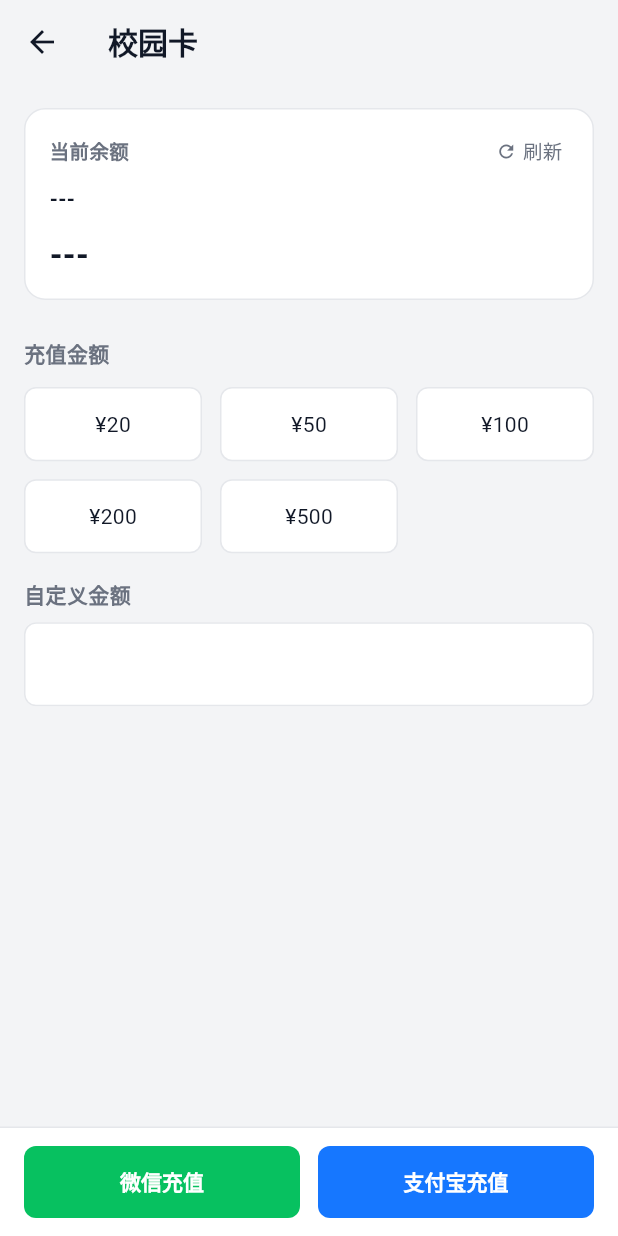
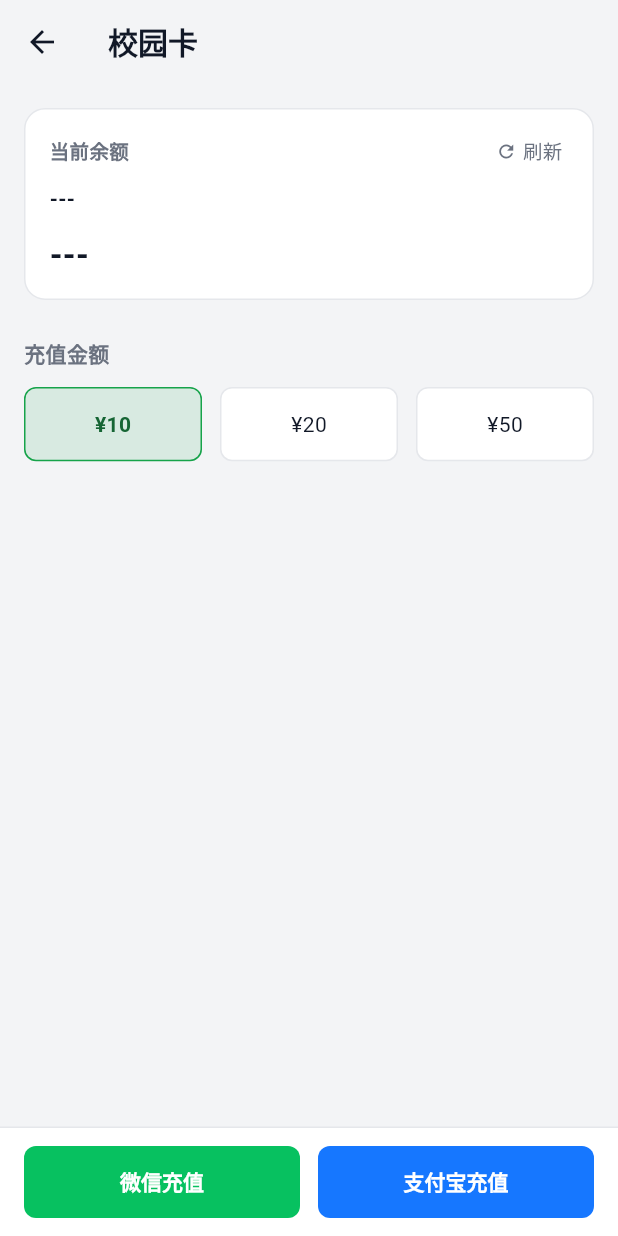
Before and after one commit to FmCoral/HUNAU-Booking, a Flutter app: the CampusCardScreen screen opened directly, on a phone screen of 412 x 824 dp. Run offline on Flutter 3.47's test engine with Material 3 defaults, Android fonts, the phone set to English and light mode, and no system bars; our stand-ins replace cookie_jar, dio, flutter_markdown, package_info_plus, shared_preferences; missing offline and left inert: android_package_installer, encrypt, flutter_inappwebview, pointycastle; accounts and stored records are empty; network calls fail.

Commit message:
feat: 校园卡充值金额改为10/20/50

```diff
--- /dev/null
+++ b/docs/release-notes/1.1.4.txt
@@ -0,0 +1,2 @@
+1. 校园卡充值金额改为 10、20、50 元
+2. 移除其他预设金额与自定义金额输入
--- a/lib/features/profile/screens/campus_card_screen.dart
+++ b/lib/features/profile/screens/campus_card_screen.dart
@@ -1,5 +1,4 @@
 import 'package:flutter/material.dart';
-import 'package:flutter/services.dart';
 import 'package:url_launcher/url_launcher.dart';
 
 import '../../../core/theme/app_tokens.dart';
@@ -23,16 +22,15 @@ class CampusCardScreen extends StatefulWidget {
 class _CampusCardScreenState extends State<CampusCardScreen>
     with WidgetsBindingObserver {
   final _logger = AppLogger.instance;
-  final TextEditingController _amountController = TextEditingController();
 
-  static const List<double> _presetAmounts = [20, 50, 100, 200, 500];
+  static const List<double> _presetAmounts = [10, 20, 50];
 
   CampusCardInfo? _info;
   bool _loading = true;
   bool _refreshing = false;
   bool _paying = false;
   String? _error;
-  double? _selectedAmount;
+  double? _selectedAmount = 10;
 
   @override
   void initState() {
@@ -44,7 +42,6 @@ class _CampusCardScreenState extends State<CampusCardScreen>
   @override
   void dispose() {
     WidgetsBinding.instance.removeObserver(this);
-    _amountController.dispose();
     super.dispose();
   }
 
@@ -98,18 +95,15 @@ class _CampusCardScreenState extends State<CampusCardScreen>
   }
 
   void _selectPreset(double amount) {
-    setState(() {
-      _selectedAmount = amount;
-      _amountController.text = amount.toStringAsFixed(0);
-    });
+    setState(() => _selectedAmount = amount);
   }
 
   Future<void> _startRecharge(PaymentMethod method) async {
     if (_paying) return;
 
-    final amount = int.tryParse(_amountController.text.trim());
-    if (amount == null || amount < 1 || amount > 1000) {
-      _toast('请输入 1-1000 元之间的充值金额');
+    final amount = _selectedAmount;
+    if (amount == null) {
+      _toast('请选择充值金额');
       return;
     }
 
@@ -188,16 +182,6 @@ class _CampusCardScreenState extends State<CampusCardScreen>
             ),
             const SizedBox(height: AppSpacing.md),
             _buildPresetGrid(context),
-            const SizedBox(height: AppSpacing.lg),
-            Text(
-              '自定义金额',
-              style: AppText.bodyDense.copyWith(
-                fontWeight: FontWeight.w600,
-                color: context.colors.textMuted,
-              ),
-            ),
-            const SizedBox(height: AppSpacing.sm),
-            _buildAmountInput(context),
             const SizedBox(height: AppSpacing.xxl),
           ],
         ),
@@ -328,21 +312,6 @@ class _CampusCardScreenState extends State<CampusCardScreen>
     );
   }
 
-  Widget _buildAmountInput(BuildContext context) {
-    final c = context.colors;
-
-    return TextField(
-      controller: _amountController,
-      keyboardType: TextInputType.number,
-      inputFormatters: [FilteringTextInputFormatter.digitsOnly],
-      decoration: const InputDecoration(prefixText: '¥ '),
-      style: AppText.keyNumber.copyWith(color: c.text),
-      onChanged: (value) {
-        setState(() => _selectedAmount = double.tryParse(value));
-      },
-    );
-  }
-
   Widget _buildPaymentBar(BuildContext context) {
     final c = context.colors;
 
--- a/pubspec.yaml
+++ b/pubspec.yaml
@@ -16,7 +16,7 @@ publish_to: 'none' # Remove this line if you wish to publish to pub.dev
 # https://developer.apple.com/library/archive/documentation/General/Reference/InfoPlistKeyReference/Articles/CoreFoundationKeys.html
 # In Windows, build-name is used as the major, minor, and patch parts
 # of the product and file versions while build-number is used as the build suffix.
-version: 1.1.3+14
+version: 1.1.4+15
 
 environment:
   sdk: ^3.13.5
```
Also changed, not shown: 1 other file.
